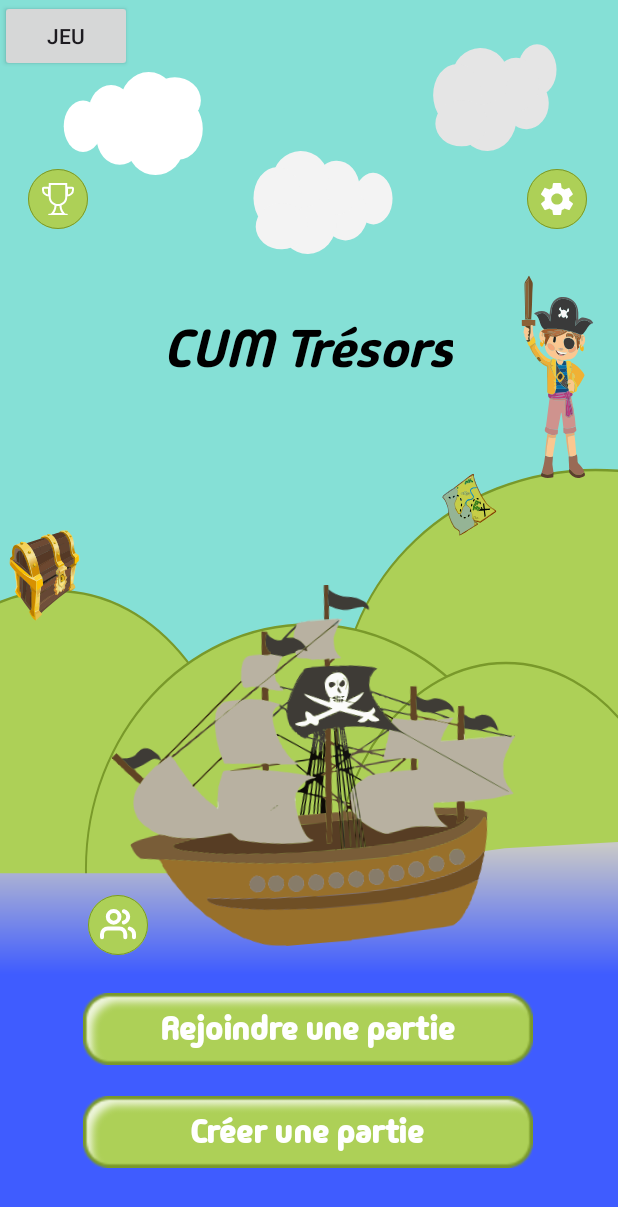
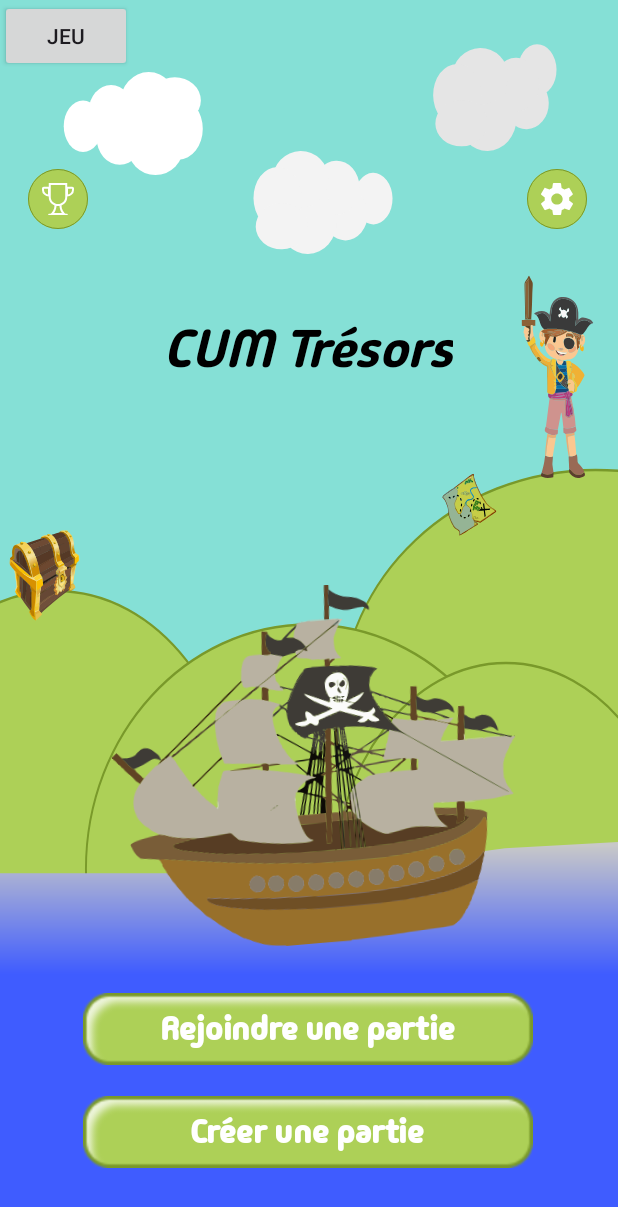
Before and after one commit to Softy7/ChasseAuTresor, an Android app: the MainActivity screen opened directly, with no data from a screen before it, on a phone screen of 412 x 824 dp. Shown: the top 1207 px of the screen. Run offline under Robolectric (Android 15) with nearby library versions, the phone set to English and light mode, and no system bars.

Commit message:
stop ami

```diff
--- a/app/src/main/res/layout/activity_main.xml
+++ b/app/src/main/res/layout/activity_main.xml
@@ -125,18 +125,5 @@
         app:srcCompat="@drawable/btnscore"
         android:contentDescription="@string/classement"/>
 
-    <ImageButton
-        android:id="@+id/imageButton3"
-        android:layout_width="48dp"
-        android:layout_height="48dp"
-        android:background="@color/transparent"
-        app:layout_constraintBottom_toBottomOf="parent"
-        app:layout_constraintEnd_toEndOf="parent"
-        app:layout_constraintHorizontal_bias="0.151"
-        app:layout_constraintStart_toStartOf="parent"
-        app:layout_constraintTop_toTopOf="parent"
-        app:layout_constraintVertical_bias="0.764"
-        app:srcCompat="@drawable/btnfriend"
-        android:contentDescription="@string/amis"/>
 
 </androidx.constraintlayout.widget.ConstraintLayout>
```
